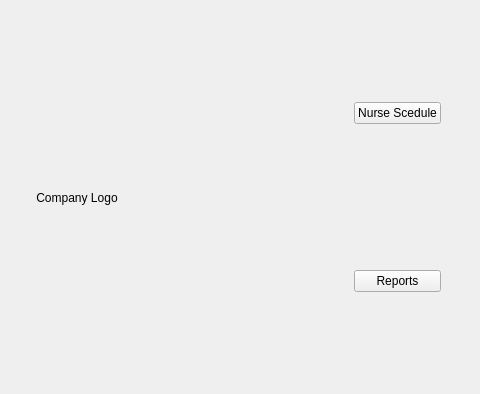
Old version of the form doctorview.ui in the repository luigiacuna/UB-GUI-OOP-Final-Project; both pictures show x 320 to 800 and y 97 to 491 of the 800 by 600 pixel window.
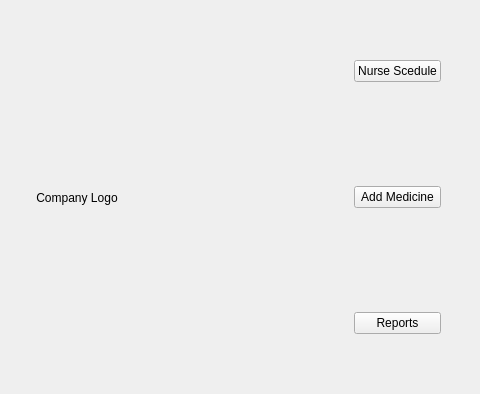
New version of the form.

Commit message:
added drug dealer class
Added a new button to the doctor view allowing the user to add meds without having to do so from edit/view (yet....)

What changed in the file:
```diff
--- a/doctorview.ui
+++ b/doctorview.ui
@@ -87,6 +87,13 @@
          </property>
         </widget>
        </item>
+       <item>
+        <widget class="QPushButton" name="addMeds">
+         <property name="text">
+          <string>Add Medicine</string>
+         </property>
+        </widget>
+       </item>
        <item>
         <widget class="QPushButton" name="reportsButton">
          <property name="text">
```
The commit also changes 10 other files.
